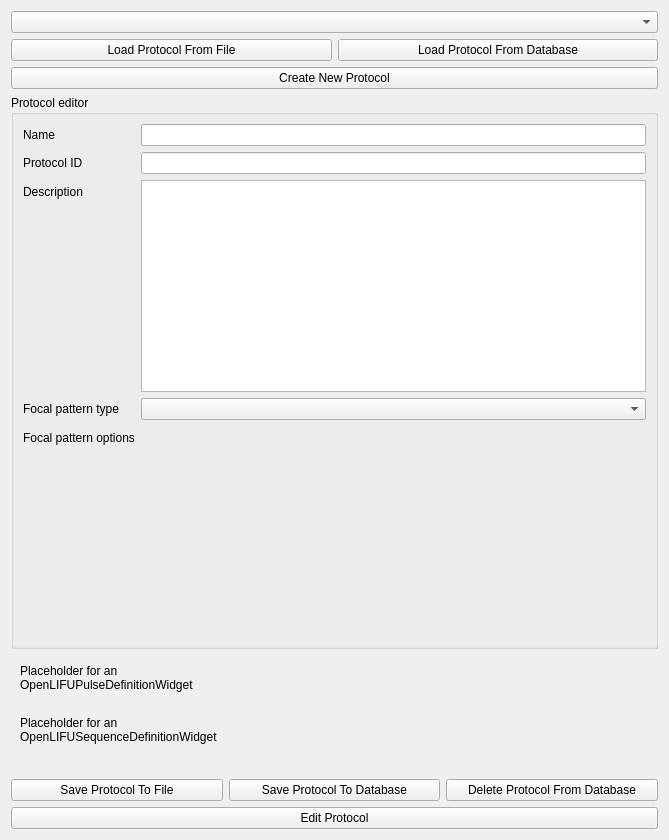
Above: OpenLIFUProtocolConfig/Resources/UI/OpenLIFUProtocolConfig.ui from OpenwaterHealth/SlicerOpenLIFU before the change. Below: the same form after it.
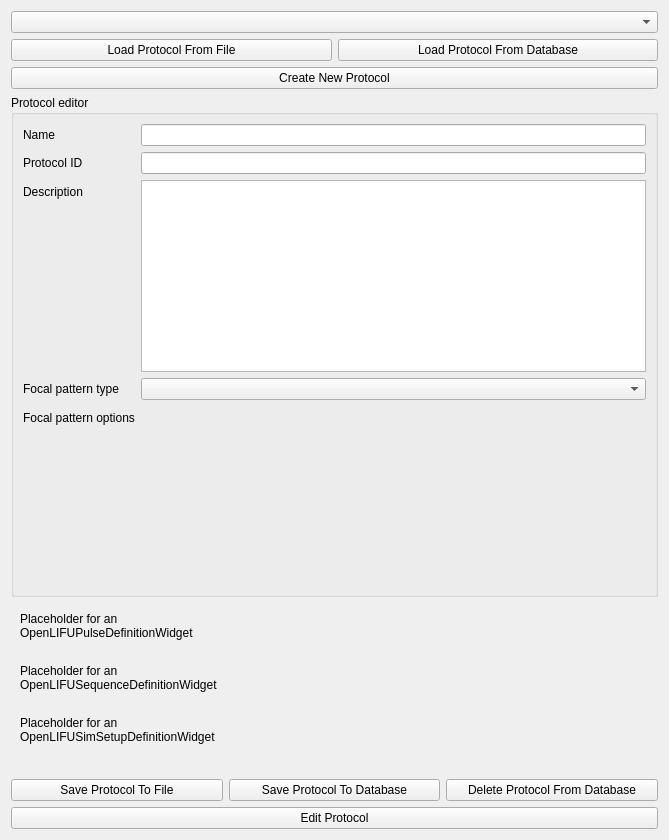
That is the form after the change. Custom widgets are drawn as their Qt base class.

Commit message:
Add sim.SimSetup form and update abstract form widget (#165)
Adds the SimSetup form to the protocol config UI and updates the
abstract form widget to also allow Tuple[str, str, str], Tuple[int,
int], and dict values. Note that the dict is not yet editable in the
table, it should probably be a separate widget.

Diff of the .ui file:
```diff
--- a/OpenLIFUProtocolConfig/Resources/UI/OpenLIFUProtocolConfig.ui
+++ b/OpenLIFUProtocolConfig/Resources/UI/OpenLIFUProtocolConfig.ui
@@ -248,6 +248,20 @@
         </layout>
        </widget>
       </item>
+      <item>
+       <widget class="QWidget" name="simSetupDefinitionWidgetPlaceholder" native="true">
+        <layout class="QVBoxLayout" name="verticalLayout_7">
+         <item>
+          <widget class="QLabel" name="simSetupDefinitionWidgetPlaceholderLabel">
+           <property name="text">
+            <string>Placeholder for an
+OpenLIFUSimSetupDefinitionWidget</string>
+           </property>
+          </widget>
+         </item>
+        </layout>
+       </widget>
+      </item>
       <item>
        <widget class="QLabel" name="saveStateLabel">
         <property name="alignment">
```
The commit also changes 1 other file.
